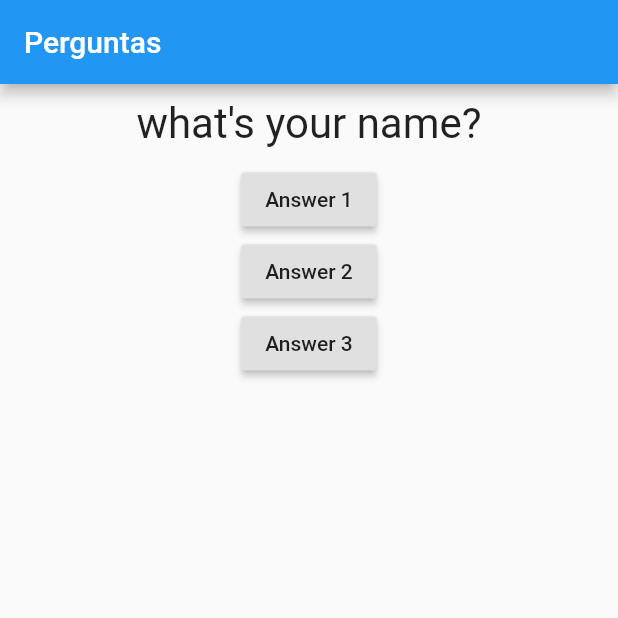
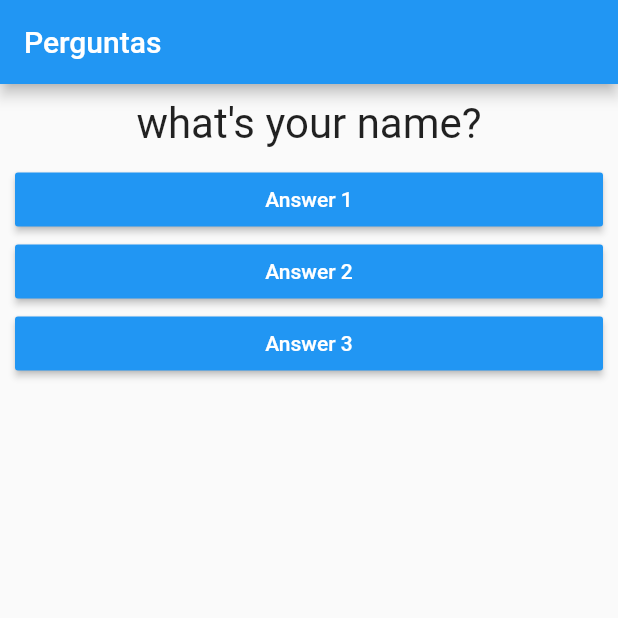
Before and after one commit to Marco-tron/learning_flutter, a Flutter app: the screen it shows after launch, on a phone screen of 412 x 824 dp, the top half of it. Run offline on Flutter 3.47's test engine with Material 2 defaults, Android fonts, the phone set to English and light mode, and no system bars.

Commit message:
answer widget

```diff
--- /dev/null
+++ b/project_questions/lib/answer.dart
@@ -0,0 +1,24 @@
+import 'package:flutter/material.dart';
+// basic widget to be called on the main
+class Answer extends StatelessWidget {
+
+  final String text;
+  final void Function() onSelect;
+  // short way to make a constructor
+  Answer(this.text, this.onSelect);
+
+
+  @override
+  Widget build(BuildContext context) {
+    return Container(
+      width: double.infinity,
+      margin: EdgeInsets.fromLTRB(10, 0, 10, 0),
+      child: RaisedButton(
+        textColor: Colors.white,
+        color: Colors.blue,
+        child: Text(text),
+        onPressed: onSelect,
+      ),
+    );
+  }
+}
--- a/project_questions/lib/main.dart
+++ b/project_questions/lib/main.dart
@@ -1,5 +1,6 @@
 import 'package:flutter/material.dart';
 import './question.dart';
+import './answer.dart';
 
 main () {
   // runApp receives a root widget that is going to contain all other widgets that make the aplication
@@ -35,18 +36,9 @@ class _AppQuestionState extends State<AppQuestion> {
         body: Column(
           children: [
             Question(questions[_selectedQuestion]),
-            RaisedButton(
-              child: Text('Answer 1'),
-              onPressed: _answer,
-            ),
-            RaisedButton(
-              child: Text('Answer 2'),
-              onPressed: _answer,
-            ),
-            RaisedButton(
-              child: Text('Answer 3'),
-              onPressed: _answer,
-            ),
+            Answer('Answer 1', _answer),
+            Answer('Answer 2', _answer),
+            Answer('Answer 3', _answer),
           ],
         ),
       ),
```
